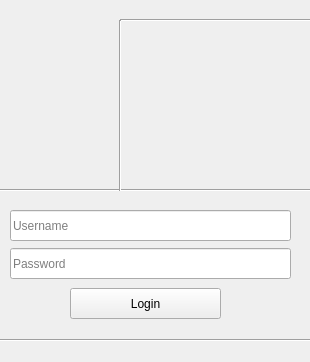
sensehawk/qgis_plugin, file windows/login.ui: the form before one commit.
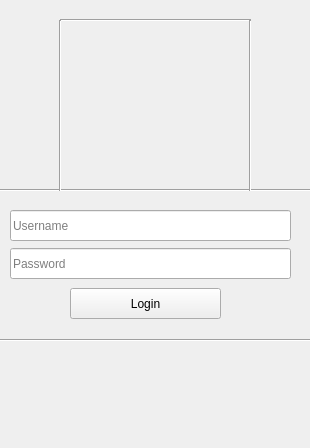
The form after the commit. Custom widgets are drawn as their Qt base class.

Patch:
```diff
--- a/windows/login.ui
+++ b/windows/login.ui
@@ -7,7 +7,7 @@
     <x>0</x>
     <y>0</y>
     <width>310</width>
-    <height>362</height>
+    <height>448</height>
    </rect>
   </property>
   <property name="sizePolicy">
@@ -109,7 +109,7 @@
   <widget class="QWidget" name="verticalLayoutWidget">
    <property name="geometry">
     <rect>
-     <x>140</x>
+     <x>80</x>
      <y>40</y>
      <width>151</width>
      <height>131</height>
@@ -120,7 +120,7 @@
   <widget class="Line" name="line_3">
    <property name="geometry">
     <rect>
-     <x>120</x>
+     <x>60</x>
      <y>10</y>
      <width>191</width>
      <height>20</height>
@@ -159,7 +159,20 @@
   <widget class="Line" name="line">
    <property name="geometry">
     <rect>
-     <x>110</x>
+     <x>50</x>
+     <y>20</y>
+     <width>21</width>
+     <height>171</height>
+    </rect>
+   </property>
+   <property name="orientation">
+    <enum>Qt::Vertical</enum>
+   </property>
+  </widget>
+  <widget class="Line" name="line_2">
+   <property name="geometry">
+    <rect>
+     <x>240</x>
      <y>20</y>
      <width>21</width>
      <height>171</height>
```
